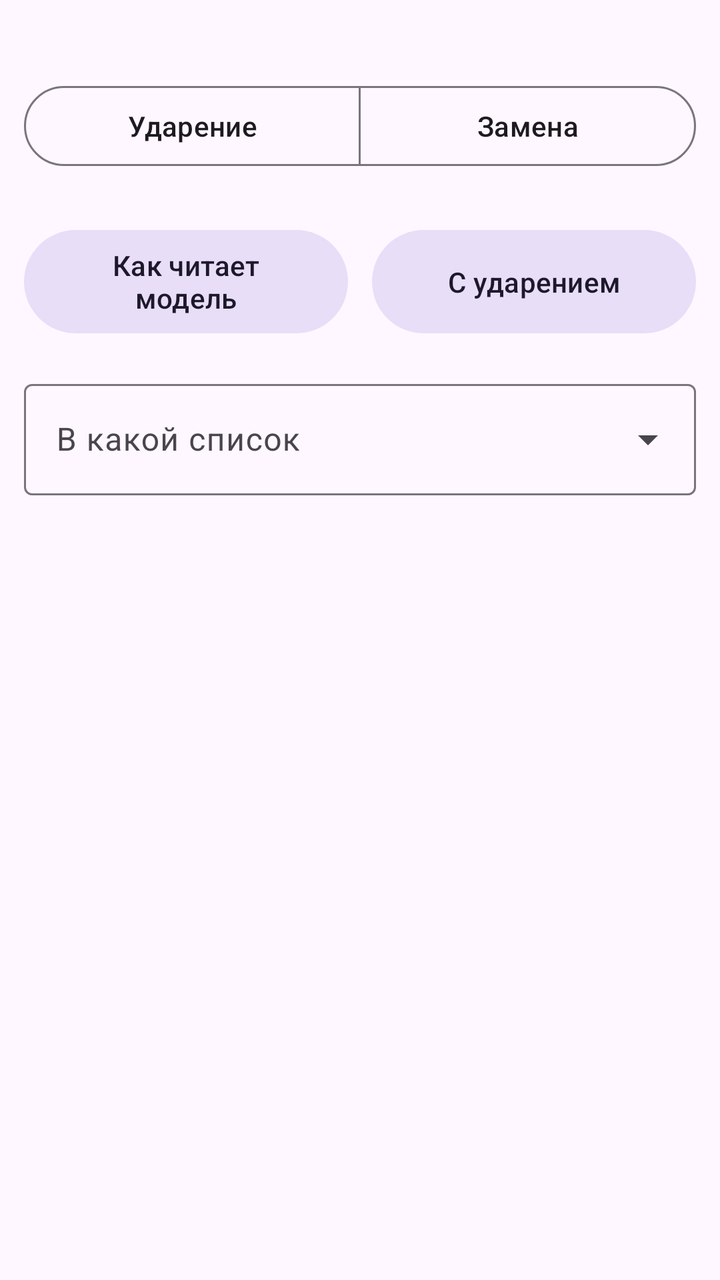
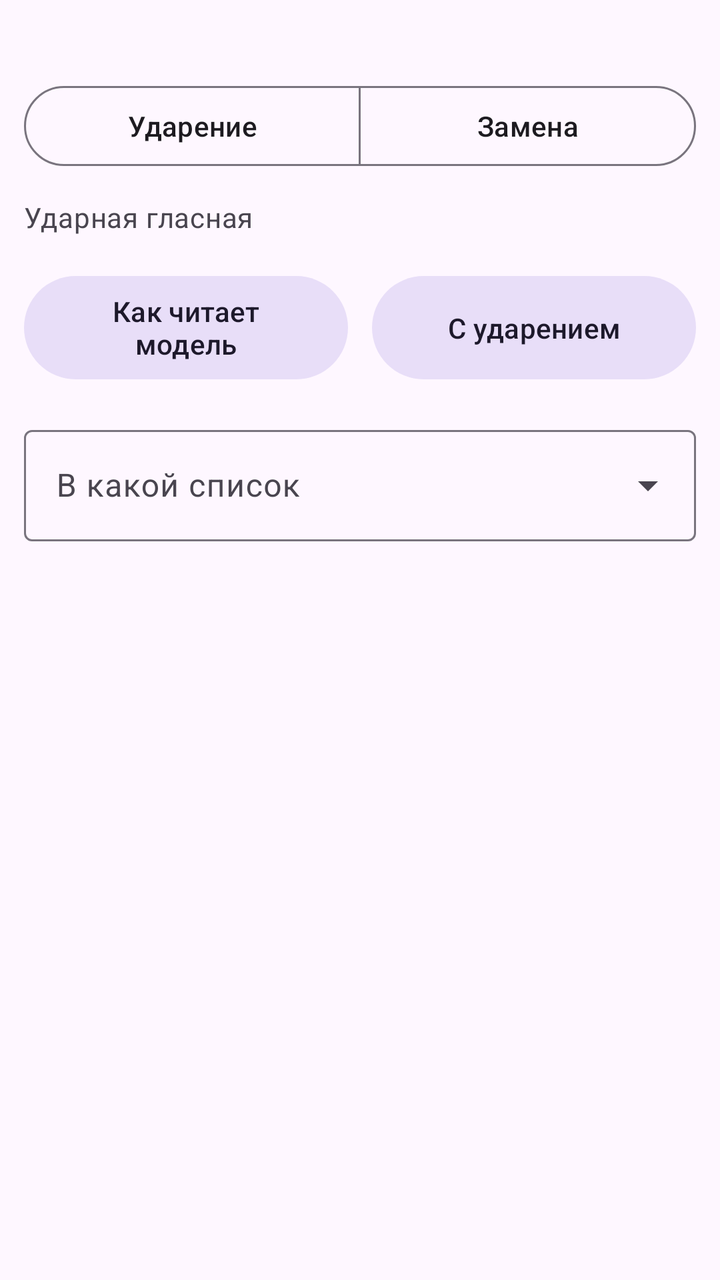

The first picture is an Android layout as it rendered before a commit; the second is the same layout after the commit. The layout source and the unified diff follow.
<!-- AndroidManifest.xml: application theme Theme.RuVoice -->
<!-- res/layout/dialog_audit.xml -->
<?xml version="1.0" encoding="utf-8"?>
<ScrollView xmlns:android="http://schemas.android.com/apk/res/android"
    xmlns:app="http://schemas.android.com/apk/res-auto"
    android:layout_width="match_parent"
    android:layout_height="wrap_content">
<LinearLayout
    android:orientation="vertical"
    android:paddingHorizontal="12dp"
    android:paddingTop="8dp"
    android:layout_width="match_parent"
    android:layout_height="wrap_content">

    <TextView
        android:id="@+id/context"
        android:layout_width="match_parent"
        android:layout_height="wrap_content"
        android:textAppearance="?attr/textAppearanceBodyMedium"
        android:textColor="?attr/colorOnSurfaceVariant" />

    <com.google.android.material.button.MaterialButtonToggleGroup
        android:id="@+id/mode"
        android:layout_width="match_parent"
        android:layout_height="wrap_content"
        android:layout_marginTop="12dp"
        app:singleSelection="true"
        app:selectionRequired="true">
        <Button
            android:id="@+id/modeStress"
            style="?attr/materialButtonOutlinedStyle"
            android:layout_width="0dp"
            android:layout_weight="1"
            android:layout_height="wrap_content"
            android:text="@string/audit_mode_stress" />
        <Button
            android:id="@+id/modeReplace"
            style="?attr/materialButtonOutlinedStyle"
            android:layout_width="0dp"
            android:layout_weight="1"
            android:layout_height="wrap_content"
            android:text="@string/audit_mode_replace" />
    </com.google.android.material.button.MaterialButtonToggleGroup>

    <com.google.android.material.textfield.TextInputLayout
        android:id="@+id/valueLayout"
        style="@style/Widget.Material3.TextInputLayout.OutlinedBox"
        android:layout_width="match_parent"
        android:layout_height="wrap_content"
        android:layout_marginTop="12dp"
        android:visibility="gone"
        android:hint="@string/replace_value"
        app:helperText="@string/audit_replace_helper"
        app:endIconMode="custom"
        app:endIconDrawable="@drawable/ic_play"
        app:endIconContentDescription="@string/preview">
        <com.google.android.material.textfield.TextInputEditText
            android:id="@+id/value"
            android:layout_width="match_parent"
            android:layout_height="wrap_content"
            android:inputType="text" />
    </com.google.android.material.textfield.TextInputLayout>

    <com.google.android.material.chip.ChipGroup
        android:id="@+id/chips"
        android:layout_width="match_parent"
        android:layout_height="wrap_content"
        android:layout_marginTop="12dp"
        app:singleSelection="true"
        app:selectionRequired="true" />

    
    <LinearLayout
        android:id="@+id/listenRow"
        android:orientation="horizontal"
        android:layout_width="match_parent"
        android:layout_height="wrap_content"
        android:layout_marginTop="12dp">
        <Button
            android:id="@+id/listenModel"
            style="@style/Widget.Material3.Button.TonalButton"
            android:layout_width="0dp"
            android:layout_weight="1"
            android:layout_height="match_parent"
            android:layout_marginEnd="6dp"
            android:text="@string/listen_as_model" />
        <Button
            android:id="@+id/listenStressed"
            style="@style/Widget.Material3.Button.TonalButton"
            android:layout_width="0dp"
            android:layout_weight="1"
            android:layout_height="match_parent"
            android:layout_marginStart="6dp"
            android:text="@string/listen_stressed" />
    </LinearLayout>

    <com.google.android.material.textfield.TextInputLayout
        style="@style/Widget.Material3.TextInputLayout.OutlinedBox.ExposedDropdownMenu"
        android:layout_width="match_parent"
        android:layout_height="wrap_content"
        android:layout_marginTop="16dp"
        android:hint="@string/audit_target">
        <com.google.android.material.textfield.MaterialAutoCompleteTextView
            android:id="@+id/target"
            android:layout_width="match_parent"
            android:layout_height="wrap_content"
            android:inputType="none"
            android:saveEnabled="false" />
    </com.google.android.material.textfield.TextInputLayout>
</LinearLayout>
</ScrollView>
<!-- resources referenced by this layout -->
<resources>
  <!-- drawable ic_play (drawable) -->
  <vector xmlns:android="http://schemas.android.com/apk/res/android"
      android:width="24dp" android:height="24dp"
      android:viewportWidth="24" android:viewportHeight="24"
      android:tint="?attr/colorControlNormal">
      <path android:fillColor="@android:color/white" android:pathData="M8,5v14l11,-7z" />
  </vector>
  <string name="audit_mode_replace">Замена</string>
  <string name="audit_mode_stress">Ударение</string>
  <string name="audit_replace_helper">Слово как надо читать: с «ё», с «+» перед ударной гласной</string>
  <string name="audit_target">В какой список</string>
  <string name="listen_as_model">Как читает модель</string>
  <string name="listen_stressed">С ударением</string>
  <string name="preview">Прослушать</string>
  <string name="replace_value">На что</string>
  <style name="Theme.RuVoice" parent="Theme.Material3.DayNight.NoActionBar">
          <item name="materialAlertDialogTheme">@style/ThemeOverlay.RuVoice.Dialog</item>
      </style>
  <style name="ThemeOverlay.RuVoice.Dialog" parent="ThemeOverlay.Material3.MaterialAlertDialog">
          <item name="android:windowMinWidthMinor">100%</item>
          <item name="alertDialogStyle">@style/RuVoice.Dialog</item>
      </style>
  <style name="RuVoice.Dialog" parent="MaterialAlertDialog.Material3">
          <item name="backgroundInsetStart">2dp</item>
          <item name="backgroundInsetEnd">2dp</item>
          <item name="backgroundInsetTop">16dp</item>
          <item name="backgroundInsetBottom">16dp</item>
      </style>
</resources>

<!-- the commit's change to res/layout/dialog_audit.xml (unified diff, before → after) -->
@@ -59,11 +59,19 @@
             android:inputType="text" />
     </com.google.android.material.textfield.TextInputLayout>
 
+    
+    <TextView
+        android:id="@+id/chipsLabel"
+        style="@style/SectionHint"
+        android:layout_marginTop="12dp"
+        android:layout_marginBottom="0dp"
+        android:text="@string/stress_vowel" />
+
     <com.google.android.material.chip.ChipGroup
         android:id="@+id/chips"
         android:layout_width="match_parent"
         android:layout_height="wrap_content"
-        android:layout_marginTop="12dp"
+        android:layout_marginTop="4dp"
         app:singleSelection="true"
         app:selectionRequired="true" />
 
<!-- resource entries referenced after the edit -->
@@ -15,6 +15,14 @@
   <string name="listen_stressed">С ударением</string>
   <string name="preview">Прослушать</string>
   <string name="replace_value">На что</string>
+  <string name="stress_vowel">Ударная гласная</string>
+  <style name="SectionHint">
+          <item name="android:layout_width">match_parent</item>
+          <item name="android:layout_height">wrap_content</item>
+          <item name="android:layout_marginBottom">12dp</item>
+          <item name="android:textAppearance">?attr/textAppearanceBodyMedium</item>
+          <item name="android:textColor">?attr/colorOnSurfaceVariant</item>
+      </style>
   <style name="Theme.RuVoice" parent="Theme.Material3.DayNight.NoActionBar">
           <item name="materialAlertDialogTheme">@style/ThemeOverlay.RuVoice.Dialog</item>
       </style>
